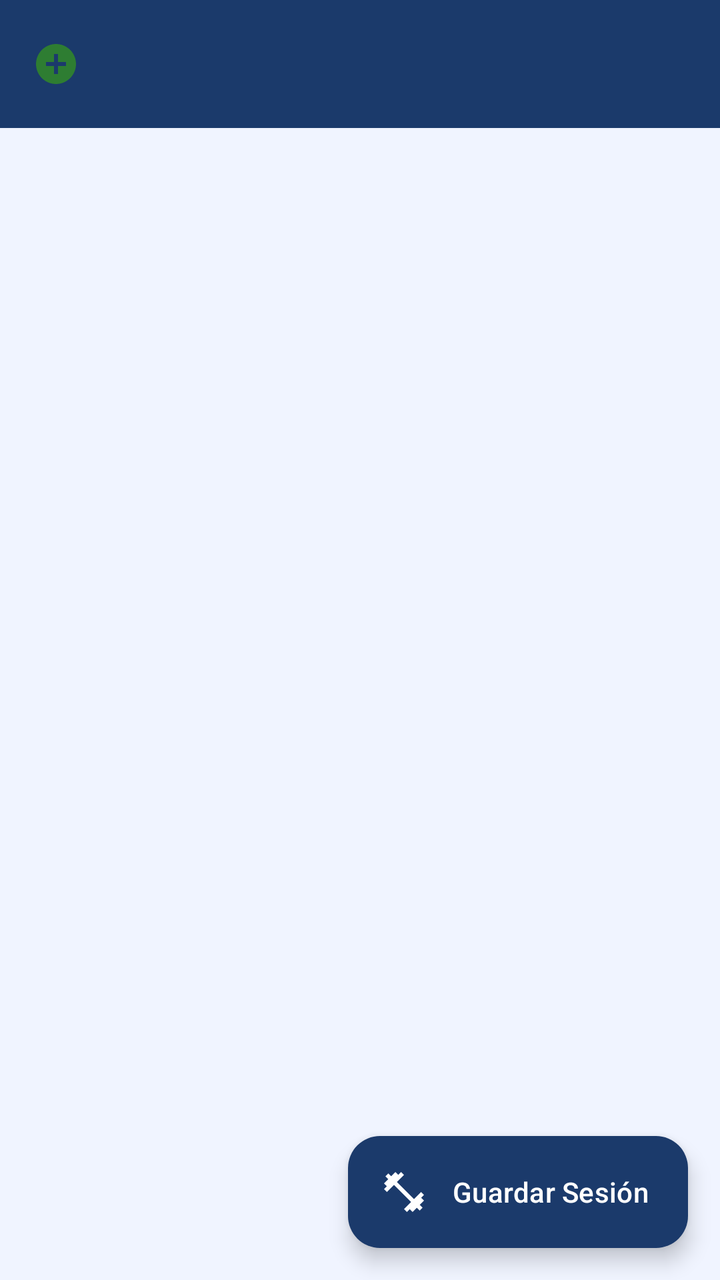
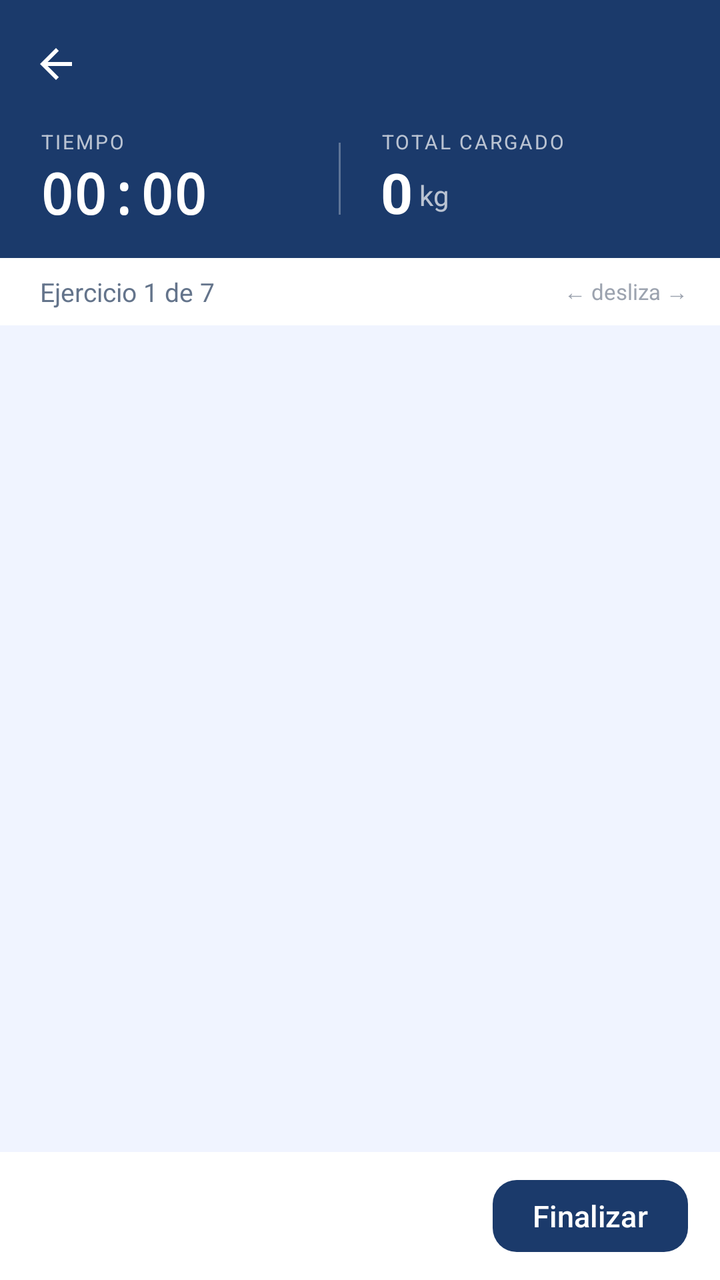

Screens rendered from an Android XML layout before and after an edit, with the pre-edit source and the edit as a unified diff.
<!-- AndroidManifest.xml: application theme Theme.GymApp -->
<!-- res/layout/fragment_workout_log.xml -->
<?xml version="1.0" encoding="utf-8"?>
<androidx.coordinatorlayout.widget.CoordinatorLayout
    xmlns:android="http://schemas.android.com/apk/res/android"
    xmlns:app="http://schemas.android.com/apk/res-auto"
    android:layout_width="match_parent"
    android:layout_height="match_parent"
    android:background="@color/colorBackground">

    <com.google.android.material.appbar.AppBarLayout
        android:layout_width="match_parent"
        android:layout_height="wrap_content">

        <androidx.appcompat.widget.Toolbar
            android:id="@+id/toolbar_workout"
            android:layout_width="match_parent"
            android:layout_height="?attr/actionBarSize"
            android:background="@color/colorPrimary"
            app:navigationIcon="@drawable/ic_add_circle"
            app:titleTextColor="@color/white" />

    </com.google.android.material.appbar.AppBarLayout>

    <androidx.recyclerview.widget.RecyclerView
        android:id="@+id/rv_exercise_sets"
        android:layout_width="match_parent"
        android:layout_height="match_parent"
        android:padding="16dp"
        app:layout_behavior="@string/appbar_scrolling_view_behavior" />

    <com.google.android.material.floatingactionbutton.ExtendedFloatingActionButton
        android:id="@+id/fab_save_session"
        android:layout_width="wrap_content"
        android:layout_height="wrap_content"
        android:layout_gravity="bottom|end"
        android:layout_margin="16dp"
        android:text="@string/workout_save_session"
        app:backgroundTint="@color/colorPrimary"
        app:icon="@drawable/ic_gym"
        app:iconTint="@color/white"
        android:textColor="@color/white" />

</androidx.coordinatorlayout.widget.CoordinatorLayout>
<!-- resources referenced by this layout -->
<resources>
  <color name="colorBackground">#F0F4FF</color>
  <color name="colorPrimary">#1B3A6B</color>
  <color name="white">#FFFFFF</color>
  <!-- drawable ic_add_circle (drawable) -->
  <vector xmlns:android="http://schemas.android.com/apk/res/android"
      android:width="24dp"
      android:height="24dp"
      android:viewportWidth="24"
      android:viewportHeight="24">
      <path
          android:fillColor="#2E7D32"
          android:pathData="M12,2C6.48,2 2,6.48 2,12s4.48,10 10,10 10,-4.48 10,-10S17.52,2 12,2zM17,13h-4v4h-2v-4H7v-2h4V7h2v4h4v2z"/>
  </vector>
  <!-- drawable ic_gym (drawable) -->
  <vector xmlns:android="http://schemas.android.com/apk/res/android"
      android:width="24dp"
      android:height="24dp"
      android:viewportWidth="24"
      android:viewportHeight="24">
      <path
          android:fillColor="#FF212121"
          android:pathData="M20.57,14.86L22,13.43 20.57,12 17,15.57 8.43,7 12,3.43 10.57,2 9.14,3.43 7.71,2 5.57,4.14 4.14,2.71 2.71,4.14l1.43,1.43L2,7.71l1.43,1.43L2,10.57 3.43,12 7,8.43 15.57,17 12,20.57 13.43,22l1.43,-1.43L16.29,22l2.14,-2.14 1.43,1.43 1.43,-1.43-1.43,-1.43L22,16.29z"/>
  </vector>
  <string name="workout_save_session">Guardar Sesión</string>
  <style name="Theme.GymApp" parent="Theme.Material3.Light.NoActionBar">
          <item name="colorPrimary">@color/colorPrimary</item>
          <item name="colorPrimaryVariant">@color/colorPrimaryVariant</item>
          <item name="colorOnPrimary">@color/colorOnPrimary</item>
          <item name="colorSecondary">@color/colorSecondary</item>
          <item name="colorOnSecondary">@color/colorOnSecondary</item>
          <item name="colorError">@color/colorError</item>
          <item name="colorOnError">@color/colorOnError</item>
          <item name="colorSurface">@color/colorSurface</item>
          <item name="colorOnSurface">@color/colorOnSurface</item>
          <item name="android:colorBackground">@color/colorBackground</item>
          <item name="colorOnBackground">@color/colorOnBackground</item>
          <item name="android:statusBarColor" tools:targetApi="l">@color/colorPrimaryDark</item>
      </style>
  <color name="colorPrimaryVariant">#0F2549</color>
  <color name="colorOnPrimary">#FFFFFF</color>
  <color name="colorSecondary">#38BDF8</color>
  <color name="colorOnSecondary">#0F2549</color>
  <color name="colorError">#EF4444</color>
  <color name="colorOnError">#FFFFFF</color>
  <color name="colorSurface">#FFFFFF</color>
  <color name="colorOnSurface">#1A1A2E</color>
  <color name="colorOnBackground">#1A1A2E</color>
  <color name="colorPrimaryDark">#0F2549</color>
</resources>

<!-- the commit's change to res/layout/fragment_workout_log.xml (unified diff, before → after) -->
@@ -1,42 +1,113 @@
 <?xml version="1.0" encoding="utf-8"?>
-<androidx.coordinatorlayout.widget.CoordinatorLayout
-    xmlns:android="http://schemas.android.com/apk/res/android"
+<LinearLayout xmlns:android="http://schemas.android.com/apk/res/android"
     xmlns:app="http://schemas.android.com/apk/res-auto"
     android:layout_width="match_parent"
     android:layout_height="match_parent"
+    android:orientation="vertical"
     android:background="@color/colorBackground">
 
-    <com.google.android.material.appbar.AppBarLayout
+    
+    <com.google.android.material.appbar.MaterialToolbar
+        android:id="@+id/toolbar_workout"
         android:layout_width="match_parent"
-        android:layout_height="wrap_content">
+        android:layout_height="?attr/actionBarSize"
+        android:background="@color/colorPrimary"
+        app:titleTextColor="@color/white"
+        app:navigationIconTint="@color/white"
+        app:navigationIcon="@drawable/ic_back" />
 
-        <androidx.appcompat.widget.Toolbar
-            android:id="@+id/toolbar_workout"
-            android:layout_width="match_parent"
-            android:layout_height="?attr/actionBarSize"
-            android:background="@color/colorPrimary"
-            app:navigationIcon="@drawable/ic_add_circle"
-            app:titleTextColor="@color/white" />
+    
+    <LinearLayout
+        android:layout_width="match_parent"
+        android:layout_height="wrap_content"
+        android:background="@color/colorPrimary"
+        android:orientation="horizontal"
+        android:paddingStart="20dp"
+        android:paddingEnd="20dp"
+        android:paddingBottom="14dp">
 
-    </com.google.android.material.appbar.AppBarLayout>
+        <LinearLayout
+            android:layout_width="0dp"
+            android:layout_height="wrap_content"
+            android:layout_weight="1"
+            android:orientation="vertical">
+            <TextView android:layout_width="wrap_content" android:layout_height="wrap_content"
+                android:text="TIEMPO" android:textColor="#FFFFFF" android:alpha="0.7"
+                android:textSize="10sp" android:textAllCaps="true" android:letterSpacing="0.1"/>
+            <TextView android:id="@+id/tv_timer" android:layout_width="wrap_content"
+                android:layout_height="wrap_content" android:text="00:00" android:textColor="#FFFFFF"
+                android:textSize="28sp" android:textStyle="bold" android:fontFamily="monospace"/>
+        </LinearLayout>
 
-    <androidx.recyclerview.widget.RecyclerView
-        android:id="@+id/rv_exercise_sets"
+        <View android:layout_width="1dp" android:layout_height="36dp"
+            android:background="#FFFFFF" android:alpha="0.3"
+            android:layout_gravity="center_vertical" android:layout_marginEnd="20dp"/>
+
+        <LinearLayout
+            android:layout_width="0dp"
+            android:layout_height="wrap_content"
+            android:layout_weight="1"
+            android:orientation="vertical">
+            <TextView android:layout_width="wrap_content" android:layout_height="wrap_content"
+                android:text="TOTAL CARGADO" android:textColor="#FFFFFF" android:alpha="0.7"
+                android:textSize="10sp" android:textAllCaps="true" android:letterSpacing="0.1"/>
+            <LinearLayout android:layout_width="wrap_content" android:layout_height="wrap_content"
+                android:orientation="horizontal" android:gravity="bottom">
+                <TextView android:id="@+id/tv_total_weight" android:layout_width="wrap_content"
+                    android:layout_height="wrap_content" android:text="0" android:textColor="#FFFFFF"
+                    android:textSize="28sp" android:textStyle="bold"/>
+                <TextView android:layout_width="wrap_content" android:layout_height="wrap_content"
+                    android:text=" kg" android:textColor="#FFFFFF" android:alpha="0.7"
+                    android:textSize="14sp" android:layout_marginBottom="4dp"/>
+            </LinearLayout>
+        </LinearLayout>
+    </LinearLayout>
+
+    
+    <LinearLayout
         android:layout_width="match_parent"
-        android:layout_height="match_parent"
-        android:padding="16dp"
-        app:layout_behavior="@string/appbar_scrolling_view_behavior" />
+        android:layout_height="wrap_content"
+        android:background="#FFFFFF"
+        android:orientation="horizontal"
+        android:gravity="center_vertical"
+        android:paddingStart="20dp"
+        android:paddingEnd="16dp"
+        android:paddingTop="8dp"
+        android:paddingBottom="8dp">
+        <TextView android:id="@+id/tv_exercise_indicator" android:layout_width="0dp"
+            android:layout_height="wrap_content" android:layout_weight="1"
+            android:text="Ejercicio 1 de 7" android:textSize="13sp" android:textColor="#64748B"/>
+        <TextView android:layout_width="wrap_content" android:layout_height="wrap_content"
+            android:text="← desliza →" android:textSize="11sp" android:textColor="#9CA3AF"/>
+    </LinearLayout>
 
-    <com.google.android.material.floatingactionbutton.ExtendedFloatingActionButton
-        android:id="@+id/fab_save_session"
-        android:layout_width="wrap_content"
+    
+    <androidx.viewpager2.widget.ViewPager2
+        android:id="@+id/view_pager_exercises"
+        android:layout_width="match_parent"
+        android:layout_height="0dp"
+        android:layout_weight="1" />
+
+    
+    <LinearLayout
+        android:layout_width="match_parent"
         android:layout_height="wrap_content"
-        android:layout_gravity="bottom|end"
-        android:layout_margin="16dp"
-        android:text="@string/workout_save_session"
-        app:backgroundTint="@color/colorPrimary"
-        app:icon="@drawable/ic_gym"
-        app:iconTint="@color/white"
-        android:textColor="@color/white" />
+        android:background="#FFFFFF"
+        android:orientation="horizontal"
+        android:gravity="center_vertical"
+        android:paddingStart="16dp"
+        android:paddingEnd="16dp"
+        android:paddingTop="10dp"
+        android:paddingBottom="10dp">
+        <LinearLayout android:id="@+id/layout_dots" android:layout_width="0dp"
+            android:layout_height="wrap_content" android:layout_weight="1"
+            android:orientation="horizontal" android:gravity="center_vertical"/>
+        <com.google.android.material.button.MaterialButton
+            android:id="@+id/btn_finish_workout"
+            android:layout_width="wrap_content" android:layout_height="44dp"
+            android:text="Finalizar" android:textColor="@color/white" android:textSize="15sp"
+            app:backgroundTint="@color/colorPrimary" app:cornerRadius="12dp"
+            android:paddingStart="20dp" android:paddingEnd="20dp"/>
+    </LinearLayout>
 
-</androidx.coordinatorlayout.widget.CoordinatorLayout>
+</LinearLayout>
<!-- resource entries referenced after the edit -->
@@ -3,27 +3,16 @@
   <color name="colorBackground">#F0F4FF</color>
   <color name="colorPrimary">#1B3A6B</color>
   <color name="white">#FFFFFF</color>
-  <!-- drawable ic_add_circle (drawable) -->
+  <!-- drawable ic_back (drawable) -->
+  <?xml version="1.0" encoding="utf-8"?>
   <vector xmlns:android="http://schemas.android.com/apk/res/android"
       android:width="24dp"
       android:height="24dp"
       android:viewportWidth="24"
       android:viewportHeight="24">
-      <path
-          android:fillColor="#2E7D32"
-          android:pathData="M12,2C6.48,2 2,6.48 2,12s4.48,10 10,10 10,-4.48 10,-10S17.52,2 12,2zM17,13h-4v4h-2v-4H7v-2h4V7h2v4h4v2z"/>
+      <path android:fillColor="@android:color/black"
+          android:pathData="M20,11H7.83l5.59,-5.59L12,4l-8,8 8,8 1.41,-1.41L7.83,13H20v-2z"/>
   </vector>
-  <!-- drawable ic_gym (drawable) -->
-  <vector xmlns:android="http://schemas.android.com/apk/res/android"
-      android:width="24dp"
-      android:height="24dp"
-      android:viewportWidth="24"
-      android:viewportHeight="24">
-      <path
-          android:fillColor="#FF212121"
-          android:pathData="M20.57,14.86L22,13.43 20.57,12 17,15.57 8.43,7 12,3.43 10.57,2 9.14,3.43 7.71,2 5.57,4.14 4.14,2.71 2.71,4.14l1.43,1.43L2,7.71l1.43,1.43L2,10.57 3.43,12 7,8.43 15.57,17 12,20.57 13.43,22l1.43,-1.43L16.29,22l2.14,-2.14 1.43,1.43 1.43,-1.43-1.43,-1.43L22,16.29z"/>
-  </vector>
-  <string name="workout_save_session">Guardar Sesión</string>
   <style name="Theme.GymApp" parent="Theme.Material3.Light.NoActionBar">
           <item name="colorPrimary">@color/colorPrimary</item>
           <item name="colorPrimaryVariant">@color/colorPrimaryVariant</item>
